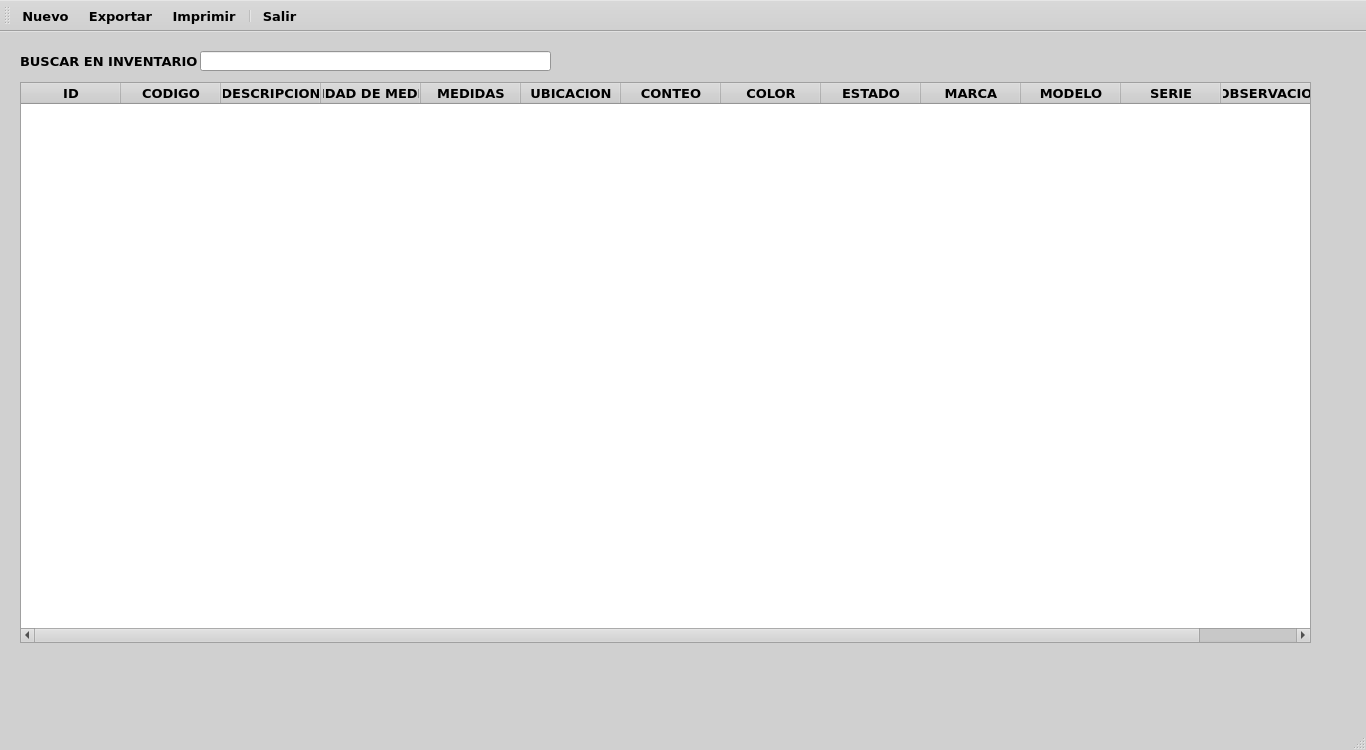
EdwardsBC/SutrakomaqV2, file ui/lista_inventarios.ui: the form before one commit.
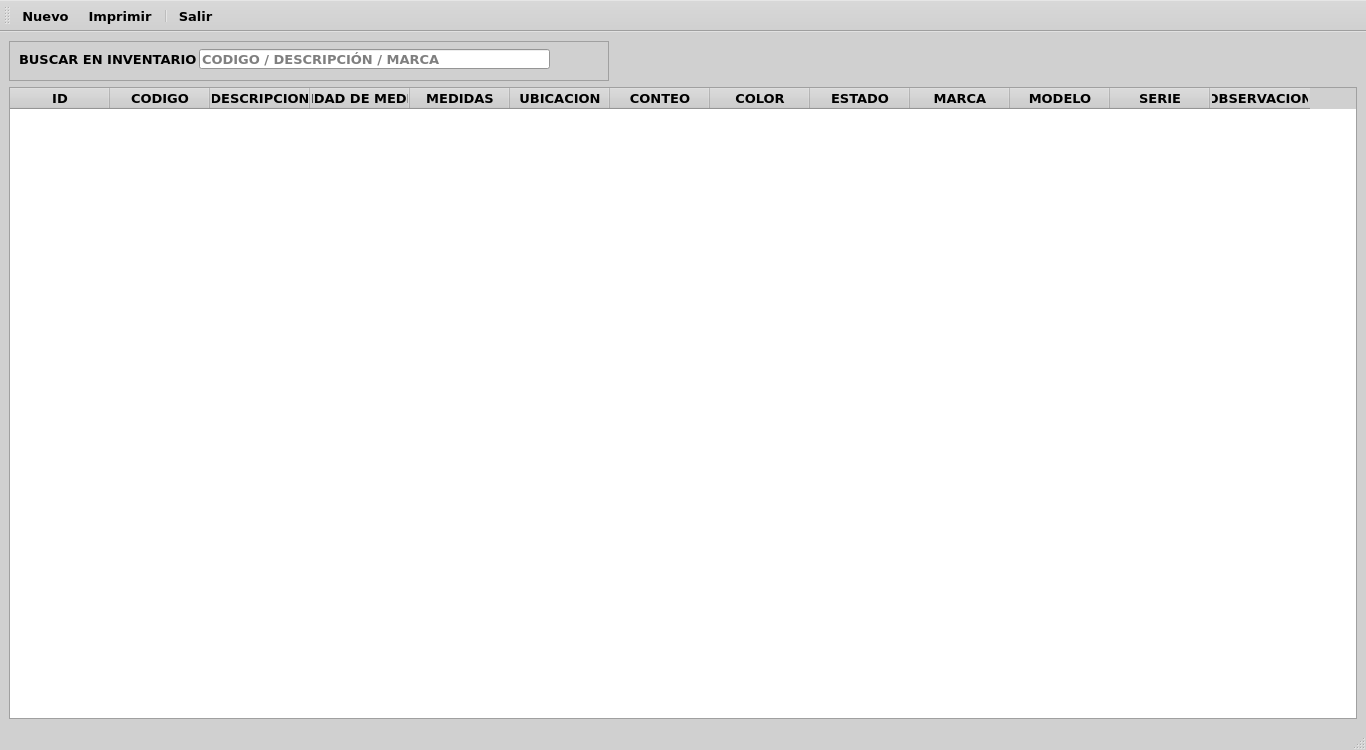
The form after the commit. Icons and pictures are not drawn.

Patch:
```diff
--- a/ui/lista_inventarios.ui
+++ b/ui/lista_inventarios.ui
@@ -463,11 +463,32 @@
    <string>MainWindow</string>
   </property>
   <widget class="QWidget" name="centralwidget">
+   <layout class="QVBoxLayout" name="verticalLayout">
+    <item>
+     <widget class="QFrame" name="frame">
+      <property name="minimumSize">
+       <size>
+        <width>600</width>
+        <height>40</height>
+       </size>
+      </property>
+      <property name="maximumSize">
+       <size>
+        <width>600</width>
+        <height>50</height>
+       </size>
+      </property>
+      <property name="frameShape">
+       <enum>QFrame::Shape::StyledPanel</enum>
+      </property>
+      <property name="frameShadow">
+       <enum>QFrame::Shadow::Raised</enum>
+      </property>
    <widget class="QLabel" name="label">
     <property name="geometry">
      <rect>
-      <x>20</x>
-      <y>21</y>
+         <x>10</x>
+         <y>10</y>
       <width>181</width>
       <height>16</height>
      </rect>
@@ -486,8 +507,8 @@
    <widget class="QLineEdit" name="lineEdit">
     <property name="geometry">
      <rect>
-      <x>200</x>
-      <y>19</y>
+         <x>190</x>
+         <y>8</y>
       <width>351</width>
       <height>20</height>
      </rect>
@@ -499,22 +520,23 @@
       <bold>true</bold>
      </font>
     </property>
+       <property name="inputMask">
+        <string/>
+       </property>
     <property name="text">
      <string/>
     </property>
-   </widget>
+       <property name="placeholderText">
+        <string>CODIGO / DESCRIPCIÓN / MARCA</string>
+       </property>
+      </widget>
+     </widget>
+    </item>
+    <item>
    <widget class="QTableWidget" name="tableWidget">
     <property name="enabled">
      <bool>true</bool>
     </property>
-    <property name="geometry">
-     <rect>
-      <x>20</x>
-      <y>50</y>
-      <width>1291</width>
-      <height>561</height>
-     </rect>
-    </property>
     <property name="editTriggers">
      <set>QAbstractItemView::NoEditTriggers</set>
     </property>
@@ -584,6 +606,8 @@
      </property>
     </column>
    </widget>
+    </item>
+   </layout>
   </widget>
   <widget class="QMenuBar" name="menubar">
    <property name="geometry">
@@ -610,7 +634,6 @@
     <bool>false</bool>
    </attribute>
    <addaction name="actionNuevo"/>
-   <addaction name="actionExportar"/>
    <addaction name="actionImprimir"/>
    <addaction name="separator"/>
    <addaction name="actionSalir"/>
@@ -624,15 +647,6 @@
     <string>Nuevo</string>
    </property>
   </action>
-  <action name="actionExportar">
-   <property name="icon">
-    <iconset resource="../resources.qrc">
-     <normaloff>:/icons/resources/icons/exportar.png</normaloff>:/icons/resources/icons/exportar.png</iconset>
-   </property>
-   <property name="text">
-    <string>Exportar</string>
-   </property>
-  </action>
   <action name="actionImprimir">
    <property name="icon">
     <iconset resource="../resources.qrc">
```
Left out of the diff: 8 changed lines with no effect on the pictures. Lines whose indentation alone changed are shown as unchanged.
